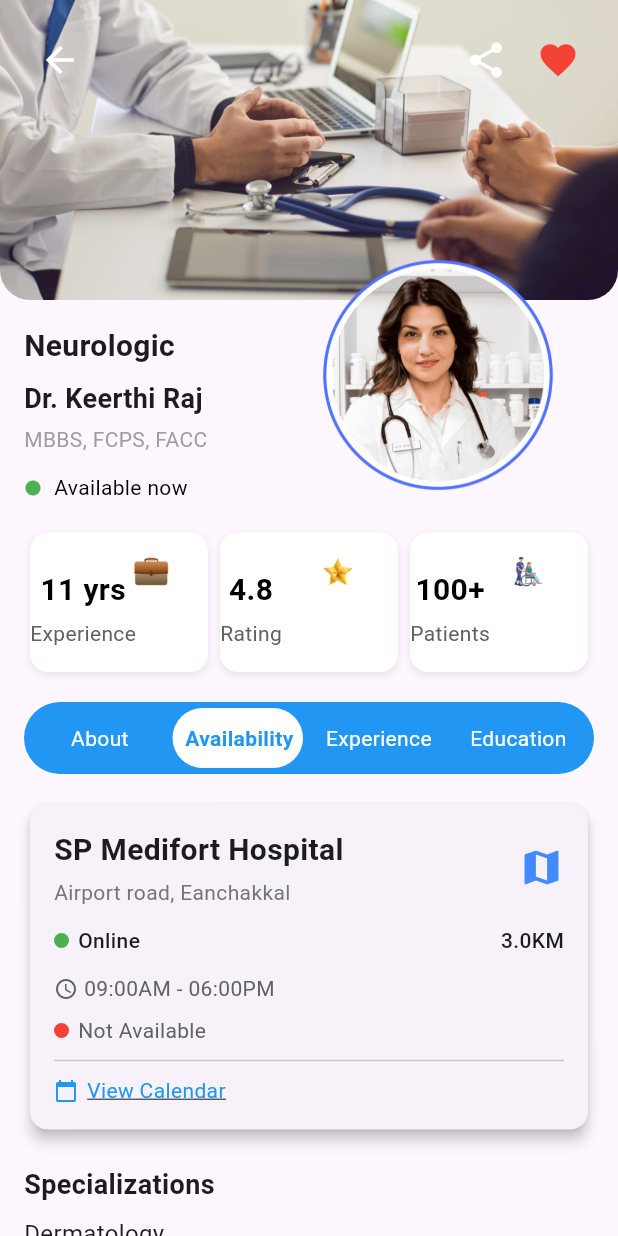
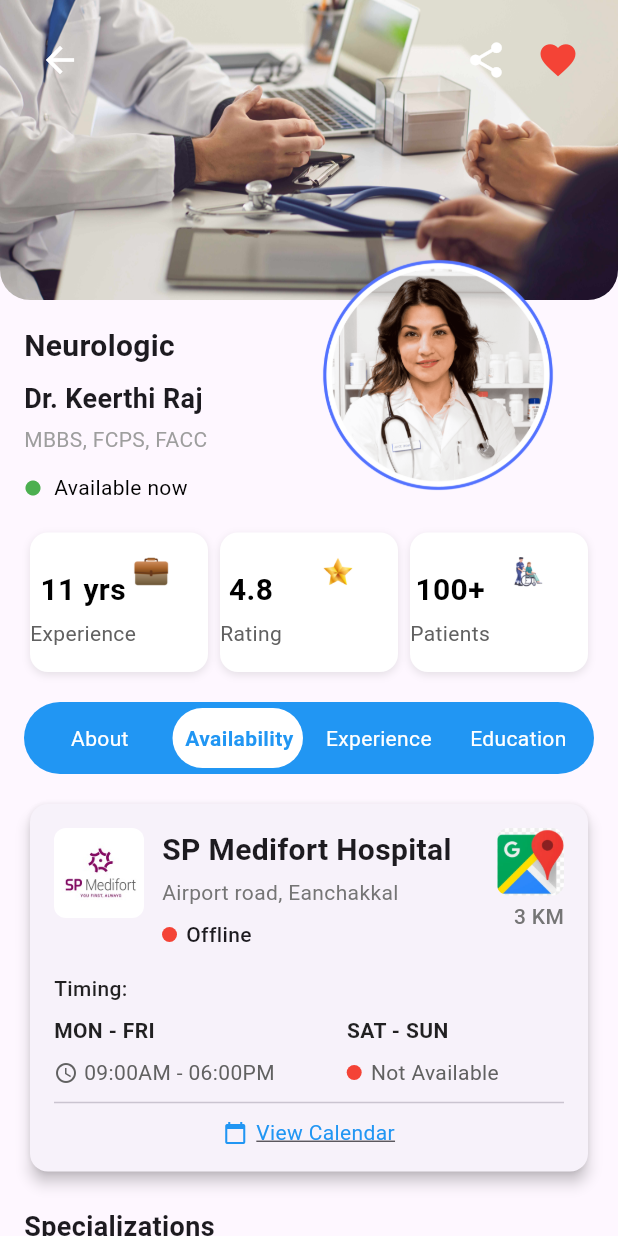
Before and after one commit to P-R-ROHITH/dr_profile, a Flutter app: the screen it shows after launch, after a tap on the "favorite outline" icon, after a tap on "Availability", on a phone screen of 412 x 824 dp. Run offline on Flutter 3.47's test engine with Material 3 defaults, Android fonts, the phone set to English and light mode, and no system bars.

Commit message:
ver 0.3.5 almost done except decoration

```diff
--- a/lib/main.dart
+++ b/lib/main.dart
@@ -1153,14 +1153,26 @@ class TabContentWidget extends StatelessWidget {
             width: double.infinity,
             padding: const EdgeInsets.all(16),
             child: Column(
-              mainAxisSize: MainAxisSize.min,
-              crossAxisAlignment: CrossAxisAlignment.start,
-              children: [
-                // Hospital name and map icon
+              crossAxisAlignment: CrossAxisAlignment.start,
+              children: [
                 Row(
-                  mainAxisAlignment: MainAxisAlignment.spaceBetween,
-                  children: [
-                    Flexible(
+                  crossAxisAlignment: CrossAxisAlignment.start,
+                  children: [
+                    // Hospital image
+                    Container(
+                      width: 60,
+                      height: 60,
+                      decoration: BoxDecoration(
+                        borderRadius: BorderRadius.circular(8),
+                        image: const DecorationImage(
+                          image: AssetImage('assets/sp medifort hosp.jpg'),
+                          fit: BoxFit.cover,
+                        ),
+                      ),
+                    ),
+                    const SizedBox(width: 12),
+                    // Hospital name and address
+                    Expanded(
                       child: Column(
                         crossAxisAlignment: CrossAxisAlignment.start,
                         children: [
@@ -1179,67 +1191,7 @@ class TabContentWidget extends StatelessWidget {
                               color: Colors.grey[600],
                             ),
                           ),
-                        ],
-                      ),
-                    ),
-                    const Icon(
-                      Icons.map,
-                      color: Colors.blueAccent,
-                      size: 30,
-                    ),
-                  ],
-                ),
-                const SizedBox(height: 12),
-                // Status and Distance
-                Row(
-                  children: [
-                    Container(
-                      width: 10,
-                      height: 10,
-                      decoration: const BoxDecoration(
-                        color: Colors.green,
-                        shape: BoxShape.circle,
-                      ),
-                    ),
-                    const SizedBox(width: 6),
-                    const Text(
-                      "Online",
-                      style: TextStyle(
-                        fontSize: 14,
-                        fontWeight: FontWeight.w500,
-                      ),
-                    ),
-                    const Spacer(),
-                    const Text(
-                      "3.0KM",
-                      style: TextStyle(
-                        fontSize: 14,
-                        fontWeight: FontWeight.w500,
-                      ),
-                    ),
-                  ],
-                ),
-                const SizedBox(height: 12),
-                // Weekday timing
-                Row(
-                  children: [
-                    Icon(
-                      Icons.access_time,
-                      size: 16,
-                      color: Colors.grey[700],
-                    ),
-                    const SizedBox(width: 4),
-                    Text(
-                      "09:00AM - 06:00PM",
-                      style: TextStyle(
-                        fontSize: 14,
-                        color: Colors.grey[700],
-                      ),
-                    ),
-                  ],
-                ),
                           const SizedBox(height: 8),
-                // Weekend timing
                           Row(
                             children: [
                               Container(
@@ -1251,12 +1203,125 @@ class TabContentWidget extends StatelessWidget {
                                 ),
                               ),
                               const SizedBox(width: 6),
-                    Text(
-                      "Not Available",
+                              const Text(
+                                "Offline",
+                                style: TextStyle(
+                                  fontSize: 14,
+                                  fontWeight: FontWeight.w500,
+                                ),
+                              ),
+                            ],
+                          ),
+                        ],
+                      ),
+                    ),
+                    Column(
+                      crossAxisAlignment: CrossAxisAlignment.end,
+                      children: [
+                        Container(
+                          width: 45, // Reduced from 50 to 45
+                          height: 45, // Reduced from 50 to 45
+                          margin: const EdgeInsets.only(left: 8),
+                          decoration: BoxDecoration(
+                            borderRadius: BorderRadius.circular(8),
+                            image: const DecorationImage(
+                              image: AssetImage('assets/mapimage.jpeg'),
+                              fit: BoxFit.cover,
+                            ),
+                          ),
+                        ),
+                        const SizedBox(height: 4),
+                        Text(
+                          "3 KM",
+                          style: TextStyle(
+                            fontSize: 14,
+                            color: Colors.grey[600],
+                            fontWeight: FontWeight.w500,
+                          ),
+                        ),
+                      ],
+                    ),
+                  ],
+                ),
+                const SizedBox(height: 16),
+                const Text(
+                  "Timing:",
+                  style: TextStyle(
+                    fontSize: 14,
+                    fontWeight: FontWeight.w500,
+                    color: Colors.black87,
+                  ),
+                ),
+                const SizedBox(height: 8),
+                Row(
+                  children: [
+                    // Left column with MON-FRI and timing
+                    Column(
+                      crossAxisAlignment: CrossAxisAlignment.start,
+                      children: [
+                        const Text(
+                          "MON - FRI",
+                          style: TextStyle(
+                            fontSize: 14,
+                            fontWeight: FontWeight.bold,
+                            color: Colors.black87,
+                          ),
+                        ),
+                        const SizedBox(height: 8),
+                        Row(
+                          children: [
+                            Icon(
+                              Icons.access_time,
+                              size: 16,
+                              color: Colors.grey[700],
+                            ),
+                            const SizedBox(width: 4),
+                            Text(
+                              "09:00AM - 06:00PM",
                               style: TextStyle(
                                 fontSize: 14,
                                 color: Colors.grey[700],
                               ),
+                            ),
+                          ],
+                        ),
+                      ],
+                    ),
+                    const SizedBox(width: 48),
+                    // Right column with SAT-SUN and Not Available
+                    Column(
+                      crossAxisAlignment: CrossAxisAlignment.start,
+                      children: [
+                        const Text(
+                          "SAT - SUN",
+                          style: TextStyle(
+                            fontSize: 14,
+                            fontWeight: FontWeight.bold,
+                            color: Colors.black87,
+                          ),
+                        ),
+                        const SizedBox(height: 8),
+                        Row(
+                          children: [
+                            Container(
+                              width: 10,
+                              height: 10,
+                              decoration: const BoxDecoration(
+                                color: Colors.red,
+                                shape: BoxShape.circle,
+                              ),
+                            ),
+                            const SizedBox(width: 6),
+                            Text(
+                              "Not Available",
+                              style: TextStyle(
+                                fontSize: 14,
+                                color: Colors.grey[700],
+                              ),
+                            ),
+                          ],
+                        ),
+                      ],
                     ),
                   ],
                 ),
@@ -1264,12 +1329,13 @@ class TabContentWidget extends StatelessWidget {
                   height: 20,
                   thickness: 1,
                 ),
-                // View Calendar link
-                InkWell(
+                Center(
+                  child: InkWell(
                     onTap: () {
                       // Add calendar view functionality here
                     },
                     child: Row(
+                      mainAxisSize: MainAxisSize.min,
                       children: const [
                         Icon(
                           Icons.calendar_today,
@@ -1286,6 +1352,7 @@ class TabContentWidget extends StatelessWidget {
                           ),
                         )
                       ],
+                    ),
                   ),
                 ),
               ],
@@ -1311,7 +1378,7 @@ class TabContentWidget extends StatelessWidget {
                   employmentType: "Full-time",
                   duration: "2020 - Present • 4 yrs",
                   location: "Bangalore, Karnataka, India",
-                  imageAsset: "assets/hospital_building.png",
+                  imageAsset: "assets/hospital 1.png",
                 ),
                 SizedBox(height: 8),
                 JobListingCard(
@@ -1320,7 +1387,7 @@ class TabContentWidget extends StatelessWidget {
                   employmentType: "Full-time",
                   duration: "2015 - 2020 • 5 yrs",
                   location: "Bangalore, Karnataka, India",
-                  imageAsset: "assets/hospital_building.png",
+                  imageAsset: "assets/hospital 2.png",
                 ),
                 SizedBox(height: 8),
                 JobListingCard(
@@ -1329,7 +1396,7 @@ class TabContentWidget extends StatelessWidget {
                   employmentType: "Full-time",
                   duration: "2012 - 2015 • 3 yrs",
                   location: "Bangalore, Karnataka, India",
-                  imageAsset: "assets/hospital_building.png",
+                  imageAsset: "assets/hospital 3.png",
                 ),
               ],
             ),
@@ -1349,7 +1416,7 @@ class TabContentWidget extends StatelessWidget {
               collegeName: "BANGALORE MEDICAL COLLEGE",
               degree: "MBBS, Medicine",
               duration: "2010 - 2012",
-              imageAsset: "assets/hospital_building.png",
+              imageAsset: "assets/hospital 1.png",
             ),
             const SizedBox(height: 12),
             // Second Education Card
@@ -1357,7 +1424,7 @@ class TabContentWidget extends StatelessWidget {
               collegeName: "AIIMS DELHI",
               degree: "FCPS - Neurology",
               duration: "2013 - 2015",
-              imageAsset: "assets/hospital_building.png",
+              imageAsset: "assets/hospital 2.png",
             ),
             const SizedBox(height: 12),
             // Third Education Card
@@ -1365,7 +1432,7 @@ class TabContentWidget extends StatelessWidget {
               collegeName: "AMERICAN COLLEGE OF CARDIOLOGY",
               degree: "FACC",
               duration: "2016 - 2017",
-              imageAsset: "assets/hospital_building.png",
+              imageAsset: "assets/hospital 3.png",
             ),
           ],
         );
```
Lines whose indentation alone changed are shown as unchanged.
